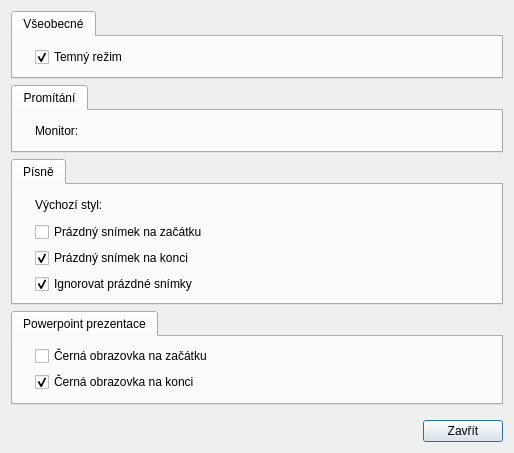
Above: src/gui/settingsdialog.ui from CZDanol/StrawLumen before the change. Below: the same form after it.
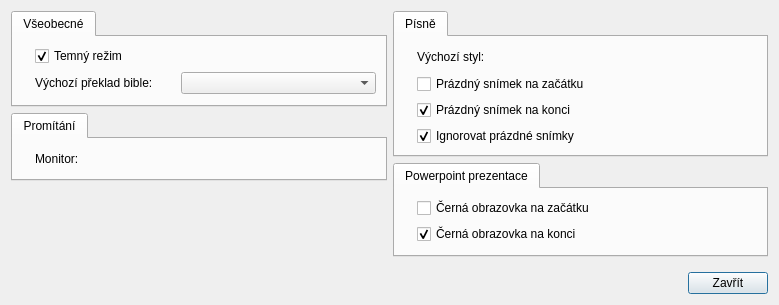
That is the form after the change. Icons and pictures are not drawn. Custom widgets are drawn as their Qt base class.

Commit message: Bible import dialog

```diff
--- a/src/gui/settingsdialog.ui
+++ b/src/gui/settingsdialog.ui
@@ -9,8 +9,8 @@
    <rect>
     <x>0</x>
     <y>0</y>
-    <width>514</width>
-    <height>453</height>
+    <width>779</width>
+    <height>305</height>
    </rect>
   </property>
   <property name="windowTitle">
@@ -22,6 +22,10 @@
   </property>
   <layout class="QVBoxLayout" name="verticalLayout">
    <item>
+    <layout class="QHBoxLayout" name="horizontalLayout_2">
+     <item>
+      <layout class="QVBoxLayout" name="verticalLayout_2">
+       <item>
     <widget class="QTabWidget" name="tabWidget_4">
      <property name="sizePolicy">
       <sizepolicy hsizetype="Expanding" vsizetype="Preferred">
@@ -41,22 +45,6 @@
        <string>Všeobecné</string>
       </attribute>
       <layout class="QGridLayout" name="gridLayout_4">
-       <item row="0" column="1">
-        <widget class="QCheckBox" name="cbDarkMode">
-         <property name="sizePolicy">
-          <sizepolicy hsizetype="Expanding" vsizetype="Fixed">
-           <horstretch>0</horstretch>
-           <verstretch>0</verstretch>
-          </sizepolicy>
-         </property>
-         <property name="text">
-          <string>Temný režim</string>
-         </property>
-         <property name="checked">
-          <bool>true</bool>
-         </property>
-        </widget>
-       </item>
        <item row="0" column="0">
         <widget class="QLabel" name="label_6">
          <property name="pixmap">
@@ -64,6 +52,62 @@
          </property>
         </widget>
        </item>
+           <item row="1" column="2">
+            <spacer name="horizontalSpacer_4">
+             <property name="orientation">
+              <enum>Qt::Horizontal</enum>
+             </property>
+             <property name="sizeType">
+              <enum>QSizePolicy::Fixed</enum>
+             </property>
+             <property name="sizeHint" stdset="0">
+              <size>
+               <width>16</width>
+               <height>20</height>
+              </size>
+             </property>
+            </spacer>
+           </item>
+           <item row="1" column="0">
+            <widget class="QLabel" name="label_12">
+             <property name="pixmap">
+              <pixmap resource="../../res/resources.qrc">:/icons/16/Holy Bible_16px.png</pixmap>
+             </property>
+            </widget>
+           </item>
+           <item row="1" column="1">
+            <widget class="QLabel" name="label_5">
+             <property name="text">
+              <string>Výchozí překlad bible:</string>
+             </property>
+            </widget>
+           </item>
+           <item row="1" column="3">
+            <widget class="QComboBox" name="cmbDefaultBibleTranslation">
+             <property name="sizePolicy">
+              <sizepolicy hsizetype="Expanding" vsizetype="Fixed">
+               <horstretch>0</horstretch>
+               <verstretch>0</verstretch>
+              </sizepolicy>
+             </property>
+            </widget>
+           </item>
+           <item row="0" column="1" colspan="3">
+            <widget class="QCheckBox" name="cbDarkMode">
+             <property name="sizePolicy">
+              <sizepolicy hsizetype="Expanding" vsizetype="Fixed">
+               <horstretch>0</horstretch>
+               <verstretch>0</verstretch>
+              </sizepolicy>
+             </property>
+             <property name="text">
+              <string>Temný režim</string>
+             </property>
+             <property name="checked">
+              <bool>true</bool>
+             </property>
+            </widget>
+           </item>
       </layout>
      </widget>
     </widget>
@@ -136,6 +180,23 @@
     </widget>
    </item>
    <item>
+        <spacer name="verticalSpacer_2">
+         <property name="orientation">
+          <enum>Qt::Vertical</enum>
+         </property>
+         <property name="sizeHint" stdset="0">
+          <size>
+           <width>20</width>
+           <height>40</height>
+          </size>
+         </property>
+        </spacer>
+       </item>
+      </layout>
+     </item>
+     <item>
+      <layout class="QVBoxLayout" name="verticalLayout_3">
+       <item>
     <widget class="QTabWidget" name="tabWidget_2">
      <property name="sizePolicy">
       <sizepolicy hsizetype="Expanding" vsizetype="Preferred">
@@ -329,6 +390,10 @@
       </size>
      </property>
     </spacer>
+       </item>
+      </layout>
+     </item>
+    </layout>
    </item>
    <item>
     <layout class="QHBoxLayout" name="horizontalLayout">
```
Lines whose indentation alone changed are shown as unchanged. The commit also changes 34 other files.
